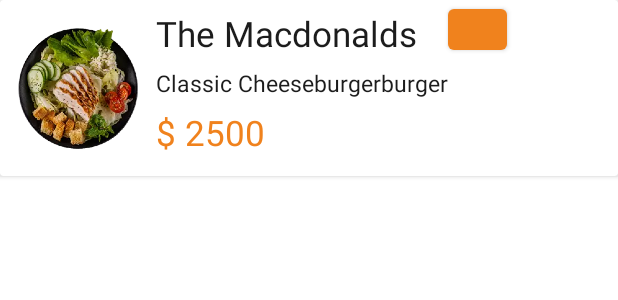
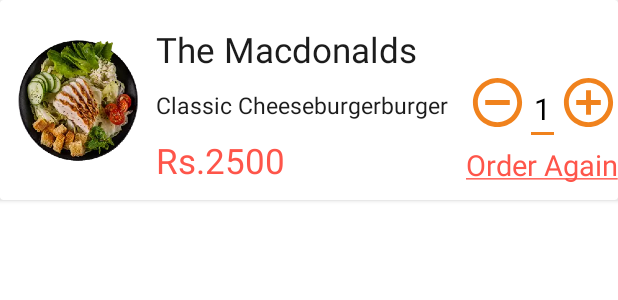
Before and after one commit to SanskarPatidar-Git/Exerboost, an Android app: the layout listitem_complete_order.xml on its own in the app's theme, with its tools: preview values and no code run, on a phone screen of 412 x 824 dp. Shown: the top 300 px of the screen. Run offline under Robolectric (Android 15) with nearby library versions, the phone set to English and light mode, and no system bars.

Commit message:
listitem_complete_order

```diff
--- /dev/null
+++ b/app/src/main/res/drawable/custom_btn_add.xml
@@ -0,0 +1,5 @@
+<?xml version="1.0" encoding="utf-8"?>
+<selector xmlns:android="http://schemas.android.com/apk/res/android">
+    <item android:state_pressed="false" android:drawable="@drawable/ic_add_circle_outline" />
+    <item android:state_pressed="true" android:drawable="@drawable/ic_add_circle_full" />
+</selector>
--- /dev/null
+++ b/app/src/main/res/drawable/custom_btn_remove.xml
@@ -0,0 +1,5 @@
+<?xml version="1.0" encoding="utf-8"?>
+<selector xmlns:android="http://schemas.android.com/apk/res/android">
+    <item android:state_pressed="false" android:drawable="@drawable/ic_remove_circle_outline" />
+    <item android:state_pressed="true" android:drawable="@drawable/ic_remove_circle_full" />
+</selector>
--- /dev/null
+++ b/app/src/main/res/drawable/ic_add_circle_full.xml
@@ -0,0 +1,9 @@
+<vector xmlns:android="http://schemas.android.com/apk/res/android"
+    android:width="24dp"
+    android:height="24dp"
+    android:viewportWidth="24.0"
+    android:viewportHeight="24.0">
+    <path
+        android:fillColor="#FF000000"
+        android:pathData="M12,2C6.48,2 2,6.48 2,12s4.48,10 10,10 10,-4.48 10,-10S17.52,2 12,2zM17,13h-4v4h-2v-4L7,13v-2h4L11,7h2v4h4v2z"/>
+</vector>
--- /dev/null
+++ b/app/src/main/res/drawable/ic_add_circle_outline.xml
@@ -0,0 +1,9 @@
+<vector xmlns:android="http://schemas.android.com/apk/res/android"
+    android:width="24dp"
+    android:height="24dp"
+    android:viewportWidth="24.0"
+    android:viewportHeight="24.0">
+    <path
+        android:fillColor="#FF000000"
+        android:pathData="M13,7h-2v4L7,11v2h4v4h2v-4h4v-2h-4L13,7zM12,2C6.48,2 2,6.48 2,12s4.48,10 10,10 10,-4.48 10,-10S17.52,2 12,2zM12,20c-4.41,0 -8,-3.59 -8,-8s3.59,-8 8,-8 8,3.59 8,8 -3.59,8 -8,8z" />
+</vector>
--- /dev/null
+++ b/app/src/main/res/drawable/ic_remove_circle_full.xml
@@ -0,0 +1,9 @@
+<vector xmlns:android="http://schemas.android.com/apk/res/android"
+    android:width="24dp"
+    android:height="24dp"
+    android:viewportWidth="24.0"
+    android:viewportHeight="24.0">
+    <path
+        android:fillColor="#FF000000"
+        android:pathData="M12,2C6.48,2 2,6.48 2,12s4.48,10 10,10 10,-4.48 10,-10S17.52,2 12,2zM17,13L7,13v-2h10v2z"/>
+</vector>
--- /dev/null
+++ b/app/src/main/res/drawable/ic_remove_circle_outline.xml
@@ -0,0 +1,9 @@
+<vector xmlns:android="http://schemas.android.com/apk/res/android"
+    android:width="24dp"
+    android:height="24dp"
+    android:viewportWidth="24.0"
+    android:viewportHeight="24.0">
+    <path
+        android:fillColor="#FF000000"
+        android:pathData="M7,11v2h10v-2L7,11zM12,2C6.48,2 2,6.48 2,12s4.48,10 10,10 10,-4.48 10,-10S17.52,2 12,2zM12,20c-4.41,0 -8,-3.59 -8,-8s3.59,-8 8,-8 8,3.59 8,8 -3.59,8 -8,8z"/>
+</vector>
--- a/app/src/main/res/layout/listitem_complete_order.xml
+++ b/app/src/main/res/layout/listitem_complete_order.xml
@@ -2,34 +2,40 @@
 <androidx.constraintlayout.widget.ConstraintLayout xmlns:android="http://schemas.android.com/apk/res/android"
     android:layout_width="match_parent"
     android:layout_height="match_parent"
-    xmlns:app="http://schemas.android.com/apk/res-auto">
+    xmlns:app="http://schemas.android.com/apk/res-auto"
+    xmlns:tools="http://schemas.android.com/tools">
 <androidx.cardview.widget.CardView
     android:layout_width="match_parent"
     android:layout_height="wrap_content"
     app:layout_constraintStart_toStartOf="parent"
     app:layout_constraintEnd_toEndOf="parent"
     app:layout_constraintTop_toTopOf="parent">
+
     <androidx.constraintlayout.widget.ConstraintLayout
         android:layout_width="match_parent"
         android:layout_height="match_parent">
+
         <ImageView
             android:id="@+id/completeorder_imageView"
             android:layout_width="@dimen/_80sdp"
             android:layout_height="@dimen/_90sdp"
             android:src="@drawable/card_view_image"
+            app:layout_constraintBottom_toBottomOf="parent"
             app:layout_constraintStart_toStartOf="parent"
-            app:layout_constraintTop_toTopOf="parent"
-            app:layout_constraintBottom_toBottomOf="parent"/>
+            app:layout_constraintTop_toTopOf="parent" />
+
         <TextView
             android:id="@+id/headingCompleteOrder"
             android:layout_width="0dp"
             android:layout_height="wrap_content"
+            android:layout_marginTop="@dimen/_5sdp"
             android:text="The Macdonalds"
             android:textColor="@color/colorSecondary"
             android:textSize="@dimen/_18sdp"
-            android:layout_marginTop="@dimen/_5sdp"
+            app:layout_constraintBottom_toTopOf="@+id/subHeadingCompleteOrder"
             app:layout_constraintStart_toEndOf="@id/completeorder_imageView"
-            app:layout_constraintTop_toTopOf="parent"/>
+            app:layout_constraintTop_toTopOf="parent" />
+
         <TextView
             android:id="@+id/subHeadingCompleteOrder"
             android:layout_width="0dp"
@@ -37,23 +43,72 @@
             android:text="Classic Cheeseburgerburger"
             android:textColor="@color/colorSecondary"
             android:textSize="@dimen/_12sdp"
-            android:layout_marginTop="@dimen/_5sdp"
+            app:layout_constraintBottom_toTopOf="@+id/priceTextView"
             app:layout_constraintStart_toEndOf="@id/completeorder_imageView"
-            app:layout_constraintTop_toBottomOf="@+id/headingCompleteOrder"/>
+            app:layout_constraintTop_toBottomOf="@+id/headingCompleteOrder" />
+
         <TextView
+            android:id="@+id/priceTextView"
             android:layout_width="0dp"
             android:layout_height="wrap_content"
-            android:text="$ 2500"
-            android:textColor="@color/colorPrimary"
+            android:text="Rs.2500"
+            android:textColor="@color/redtomato"
             android:textSize="@dimen/_18sdp"
-            android:layout_marginTop="@dimen/_5sdp"
+            app:layout_constraintBottom_toBottomOf="parent"
             app:layout_constraintStart_toEndOf="@id/completeorder_imageView"
-            app:layout_constraintTop_toBottomOf="@+id/subHeadingCompleteOrder"/>
-<com.google.android.material.button.MaterialButton
-    android:layout_width="@dimen/_30sdp"
-    android:layout_height="@dimen/_30sdp"
-    app:layout_constraintStart_toEndOf="@+id/subHeadingCompleteOrder"
-    app:layout_constraintTop_toTopOf="parent"/>
+            app:layout_constraintTop_toBottomOf="@+id/subHeadingCompleteOrder" />
+
+        <RelativeLayout
+            android:id="@+id/editRemoveLayout"
+            android:layout_width="0dp"
+            android:layout_height="wrap_content"
+            android:layout_marginLeft="@dimen/_10sdp"
+            app:layout_constraintBottom_toTopOf="@+id/orderAgainTextView"
+            app:layout_constraintEnd_toEndOf="parent"
+            app:layout_constraintStart_toEndOf="@+id/subHeadingCompleteOrder"
+            app:layout_constraintTop_toBottomOf="@+id/headingCompleteOrder">
+
+            <Button
+                android:id="@+id/removeBtn"
+                android:layout_width="@dimen/_30sdp"
+                android:layout_height="@dimen/_30sdp"
+                android:layout_alignParentStart="true"
+                android:background="@drawable/custom_btn_remove"
+                android:backgroundTint="#C5BCBC" />
+
+            <EditText
+                android:id="@+id/itemQuanEt"
+                android:layout_width="wrap_content"
+                android:layout_height="wrap_content"
+                android:layout_centerInParent="true"
+                android:inputType="number"
+                android:minEms="1"
+                android:text="1"
+                android:textAlignment="center"
+                android:textAllCaps="false"
+                android:textColor="@android:color/black"
+                android:textSize="20sp" />
+
+            <Button
+                android:id="@+id/addBtn"
+                android:layout_width="@dimen/_30sdp"
+                android:layout_height="@dimen/_30sdp"
+                android:layout_alignParentEnd="true"
+                android:background="@drawable/custom_btn_add"
+                android:backgroundTint="#C5BCBC" />
+        </RelativeLayout>
+
+        <TextView
+            android:id="@+id/orderAgainTextView"
+            android:layout_width="0dp"
+            android:layout_height="wrap_content"
+            android:text="@string/order_again"
+            android:textColor="@color/redtomato"
+            android:textSize="@dimen/_15sdp"
+            app:layout_constraintBottom_toBottomOf="@+id/priceTextView"
+            app:layout_constraintEnd_toEndOf="parent"
+            app:layout_constraintTop_toBottomOf="@+id/editRemoveLayout" />
+
     </androidx.constraintlayout.widget.ConstraintLayout>
 </androidx.cardview.widget.CardView>
 </androidx.constraintlayout.widget.ConstraintLayout>
--- a/app/src/main/res/values/colors.xml
+++ b/app/src/main/res/values/colors.xml
@@ -12,7 +12,7 @@
     <color name="cardviewBordercolor">#EBD132</color>
     <color name="textcolorGreen">#3EC032</color>
     <color name="neworder_headline_color">#3C3615</color>
-
+<color name="redtomato">#FE554A</color>
     <color name="grey">#E8E8E8</color>
 
     <color name="pin_view_text_hint_default">#FFFFFF</color>
--- a/app/src/main/res/values/strings.xml
+++ b/app/src/main/res/values/strings.xml
@@ -47,5 +47,6 @@
 
     <string name="open_navigation_drawer">Open drawer</string>
     <string name="close_navigation_drawer">Close drawer</string>
+    <string name="order_again"><u>Order Again</u></string>
 
 </resources>
```
